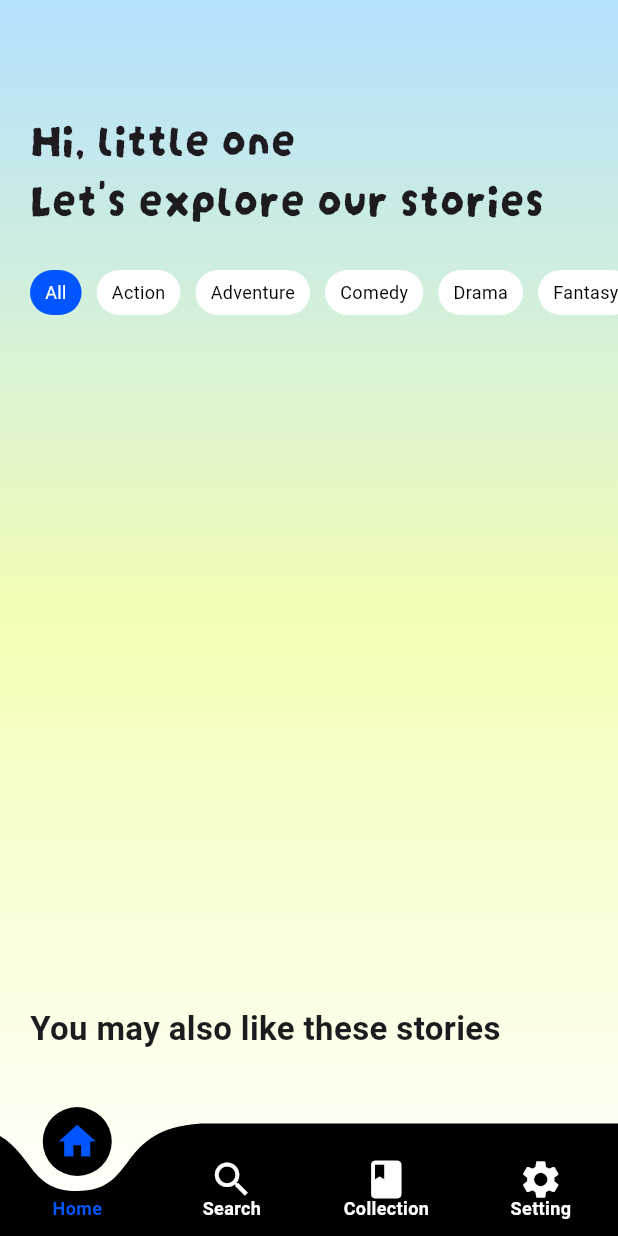
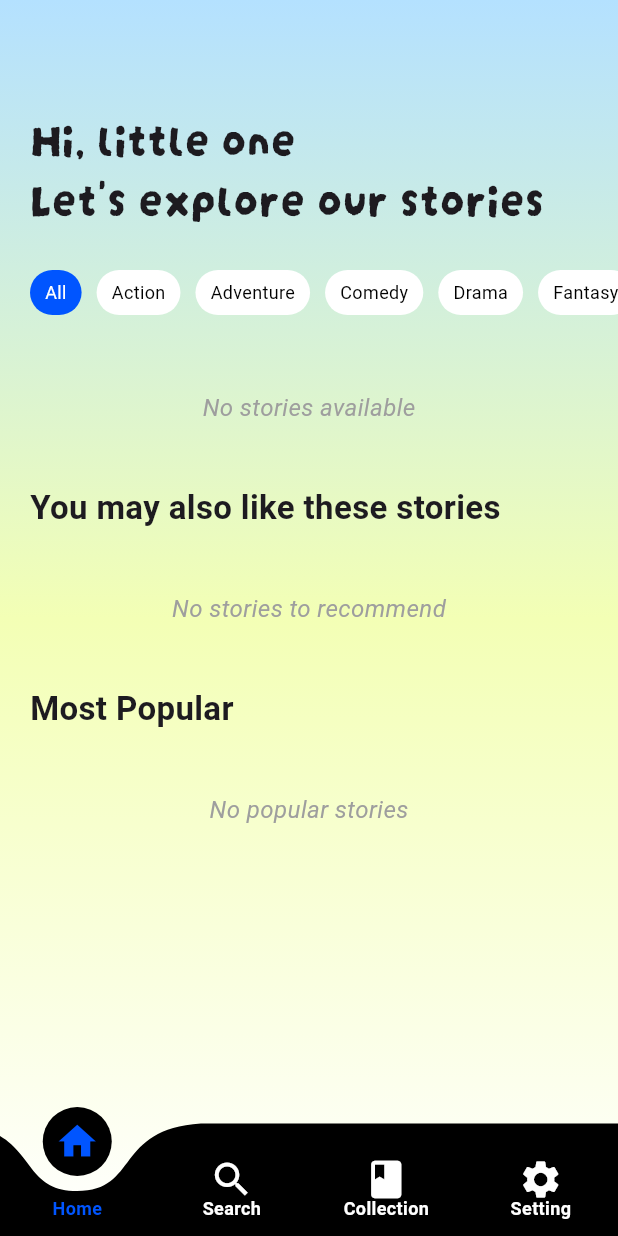
Before and after one commit to Riandec/storytelling-audio-app, a Flutter app: the screen it shows after launch, on a phone screen of 412 x 824 dp. Run offline on Flutter 3.47's test engine with Material 3 defaults, Android fonts, the light colour scheme and no system bars; drawn by our look-alikes of carousel_slider, curved_navigation_bar; our stand-ins replace cloud_firestore, firebase_core, flutter_dotenv, shared_preferences; missing offline and left inert: image_pixels; accounts and stored records are empty; Roboto replaces fonts that are missing (SF Pro); statements that could not run were skipped; project files that could hold a hidden picture were left out.

Commit message:
feat: display message when data.isEmpty

```diff
--- a/lib/screens/collection_page.dart
+++ b/lib/screens/collection_page.dart
@@ -171,9 +171,9 @@ class _CollectionPageState extends State<CollectionPage> {
               likedStoryData.isEmpty
                 ? Center(
                     child: Padding(
-                      padding: EdgeInsets.only(top: 100),
+                      padding: EdgeInsets.only(top: 50),
                       child: Text(
-                        'No stories in the collection yet',
+                        'No stories in the collection',
                         style: TextStyle(
                           fontSize: 16,
                           fontStyle: FontStyle.italic,
--- a/lib/screens/home_page.dart
+++ b/lib/screens/home_page.dart
@@ -201,6 +201,21 @@ class _HomePageState extends State<HomePage> {
                   );
                 }
                 List<QueryDocumentSnapshot> data = snapshot.data!.docs;
+                if (data.isEmpty) {
+                  return Center(
+                    child: Padding(
+                      padding: EdgeInsets.symmetric(vertical: 20),
+                      child: Text(
+                        'No stories available',
+                        style: TextStyle(
+                          fontSize: 16,
+                          fontStyle: FontStyle.italic,
+                          color: Colors.grey
+                        ),
+                      ),
+                    )
+                  );
+                }
                 if (!genreIndex.contains(0) && genreIndex.isNotEmpty) {
                   List<String> selectedGenreNames = genreIndex.map((i) => genres[i]).toList();
                   data = data.where((doc) {
@@ -321,7 +336,21 @@ class _HomePageState extends State<HomePage> {
                       ),
                     ),
                     SizedBox(height: 20),
-                    Padding(
+                    data.isEmpty
+                      ? Center(
+                          child: Padding(
+                            padding: EdgeInsets.symmetric(vertical: 20),
+                            child: Text(
+                              'No stories to recommend',
+                              style: TextStyle(
+                                fontSize: 16,
+                                fontStyle: FontStyle.italic,
+                                color: Colors.grey
+                              ),
+                            ),
+                          )
+                        )
+                      : Padding(
                           padding: EdgeInsets.only(left: 20),
                           child: SizedBox(
                             height: 220,
@@ -423,7 +452,21 @@ class _HomePageState extends State<HomePage> {
                       ),
                     ),
                     SizedBox(height: 20),
-                    Padding(
+                    data.isEmpty
+                      ? Center(
+                          child: Padding(
+                            padding: EdgeInsets.symmetric(vertical: 20),
+                            child: Text(
+                              'No popular stories',
+                              style: TextStyle(
+                                fontSize: 16,
+                                fontStyle: FontStyle.italic,
+                                color: Colors.grey
+                              ),
+                            ),
+                          )
+                        )
+                      : Padding(
                           padding: EdgeInsets.only(left: 20, bottom: 100),
                           child: SizedBox(
                             height: 240,
```
Lines whose indentation alone changed are shown as unchanged.
